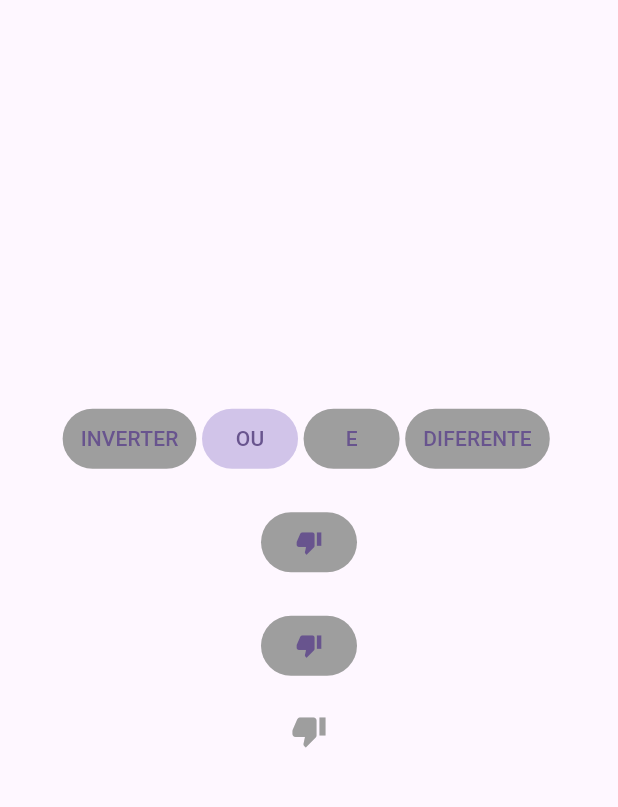
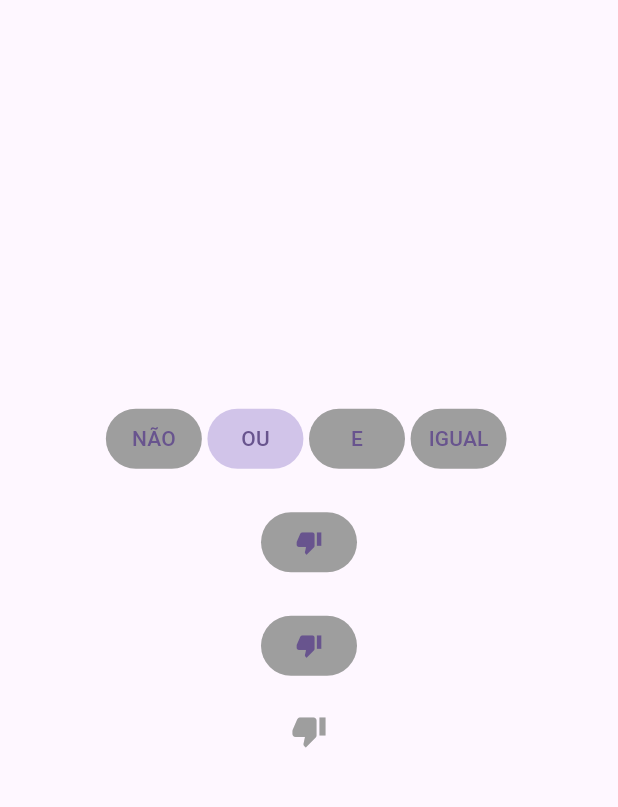
Before and after one commit to eugeniogz/portaslogicas, a Flutter app: the screen it shows after launch, after a tap on "OU", on a phone screen of 412 x 824 dp, the part 84-891 px from its top. Run offline on Flutter 3.47's test engine with Material 2 defaults, Android fonts, the phone set to English and light mode, and no system bars.

Commit message:
mudando de diferente para igual

```diff
--- a/lib/main.dart
+++ b/lib/main.dart
@@ -53,8 +53,8 @@ class _MyHomePageState extends State<MyHomePage> {
   }
 
   void setarOut() {
-    if (p == Porta.xor) {
-      out = a ^ b;
+    if (p == Porta.nxor) {
+      out = !(a ^ b);
     } else if (p == Porta.or) {
       out = a || b;
     } else if (p == Porta.and) {
@@ -80,7 +80,7 @@ class _MyHomePageState extends State<MyHomePage> {
           children: <Widget>[
             Row(mainAxisAlignment: MainAxisAlignment.center, children: <Widget>[
               BotaoPorta(
-                  title: "INVERTER",
+                  title: "NÃO",
                   porta: Porta.not,
                   portaAtual: p,
                   setPorta: setPorta),
@@ -95,8 +95,8 @@ class _MyHomePageState extends State<MyHomePage> {
                   portaAtual: p,
                   setPorta: setPorta),
               BotaoPorta(
-                  title: "DIFERENTE",
-                  porta: Porta.xor,
+                  title: "IGUAL",
+                  porta: Porta.nxor,
                   portaAtual: p,
                   setPorta: setPorta),
             ]),
@@ -167,4 +167,4 @@ class BotaoPorta extends StatelessWidget {
   }
 }
 
-enum Porta { not, and, or, xor }
+enum Porta { not, and, or, nxor }
```
